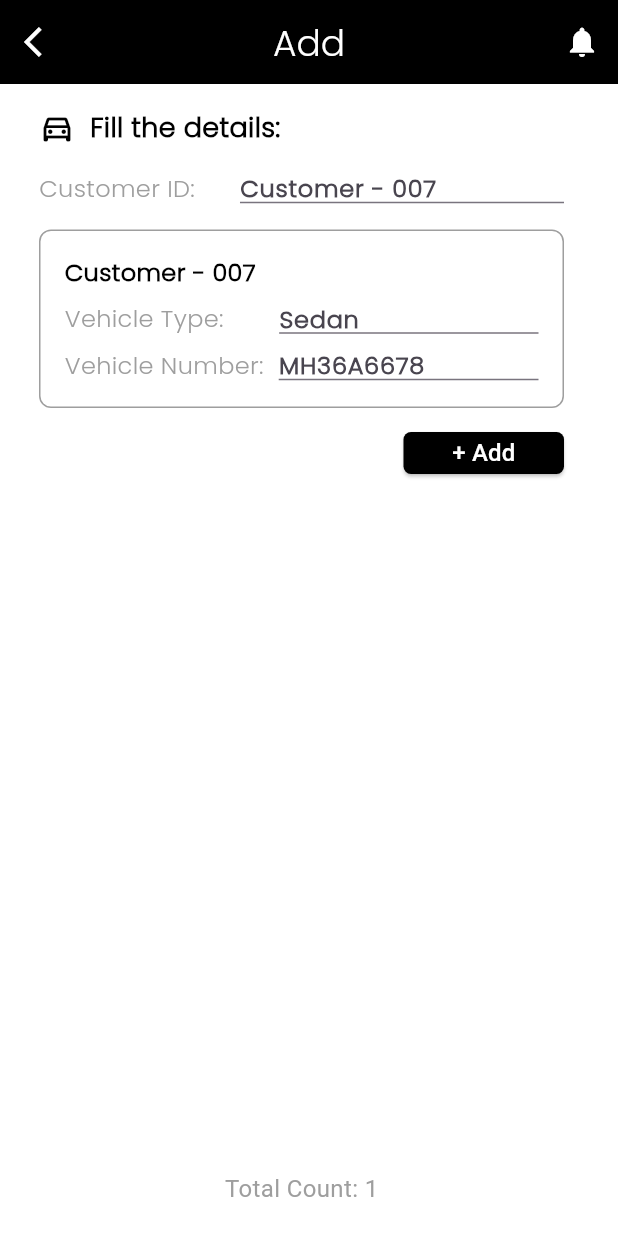
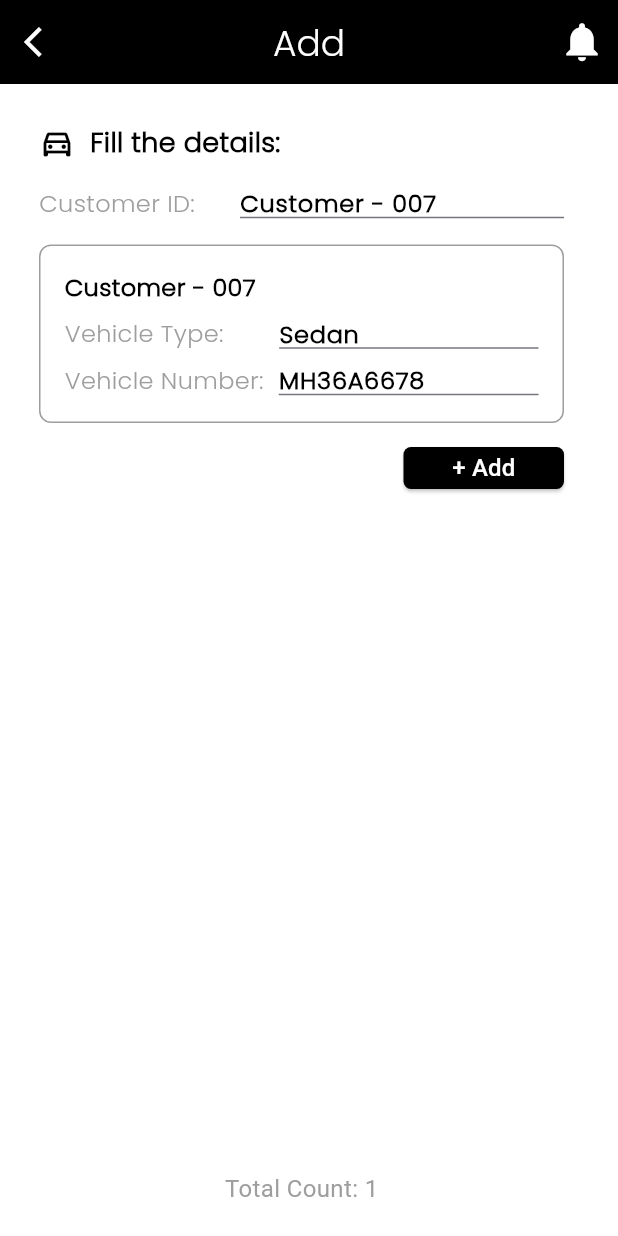
Before and after one commit to HBGadgets/I-park_flutterApp, a Flutter app: the AddCustomerScreen screen opened directly, on a phone screen of 412 x 824 dp. Run offline on Flutter 3.47's test engine with Material 3 defaults, Android fonts, the phone set to English and light mode, and no system bars; our stand-ins replace shared_preferences; accounts and stored records are empty.

Commit message:
integers updated

```diff
--- a/lib/view/constants/constant_colors.dart
+++ b/lib/view/constants/constant_colors.dart
@@ -59,8 +59,17 @@ class ConstantColors {
   static const Color historyDepartureTextColor = Colors.black;
   static const Color defaultLoginColour = Colors.white;
   static const Color defaultDashBoardColour = Colors.white;
-
-
-
+  static const Color addPageScaffoldColor = Colors.white;
+  static const Color arrowBackColor = Colors.white;
+  static const Color detailsTextColor = Colors.black;
+  static const Color customerIDTextColor = Colors.grey;
+  static const Color customerNameTextColor = Colors.black;
+  static const Color customerHintTextColor = Colors.black;
+  static const Color vehicleTypeColorText = Colors.grey;
+  static const Color vehicleNameColorText = Colors.black;
+  static const Color vehicleNumberColorText = Colors.grey;
+  static const Color vehicleNumberColor = Colors.black;
+  static const Color addButtonTTextColor = Colors.white;
+  static const Color totalCountColorText = Colors.grey;
 
 }
--- a/lib/view/constants/constant_integers.dart
+++ b/lib/view/constants/constant_integers.dart
@@ -1,4 +1,3 @@
-import 'package:flutter/cupertino.dart';
 
 class ConstantIntegers {
   static const double loginMarginLeft = 35.0;
@@ -140,14 +139,8 @@ class ConstantIntegers {
   static const double chatCarSize = 24.0;
   static const double messageWhatsAppHeight = 35.0;
   static const double messageWhatsAppWidth = 35.0;
+  static const double addCircleIconSize = 31.0;
+  static const double addColumnPaddingLeft = 26.0;
+  static const double addColumnPaddingRight = 36.0;
+  static const double addColumnPaddingTop = 16.0;
 }
-  static const double addCircleIconSize = 31.0;
-
-
-
-
-
-
-
-
-}
--- a/lib/view/constants/constant_variables.dart
+++ b/lib/view/constants/constant_variables.dart
@@ -63,4 +63,16 @@ class ConstantVariables {
   static const String feedbackContentText =
       "I recently had the pleasure of experiencing Valley Boy, and I have to say, it was an absolute delight! The music is fresh, catchy, and the lyrics are both thoughtful and relatable. Valley Boy has a unique sound that combines laid-back vibes with an edgy twist, creating a perfect balance for a variety of moods.";
   static const String dateFormatText ="dd/MM/yyyy";
+  static const String addText ="Add";
+  static const String fillDetailsText ="Fill the details:";
+  static const String customerIDText ="Customer ID:";
+  static const String customerHintText ="Customer - 007";
+  static const String customerNameText ="Customer - 007";
+  static const String vehicleTypeText ="Vehicle Type:";
+  static const String vehicleTypeHintText ="Sedan";
+  static const String vehicleNumberText ="Vehicle Number:";
+  static const String vehicleNumberHintText ="MH36A6678";
+  static const String addButtonText ="+ Add";
+  static const String totalCountText ="Total Count: 1";
+
 }
--- a/lib/view/ui/add_screen.dart
+++ b/lib/view/ui/add_screen.dart
@@ -1,5 +1,4 @@
 import 'package:flutter/material.dart';
-
 import '../constants/constant_colors.dart';
 import '../constants/constant_integers.dart';
 import '../constants/constant_variables.dart';
@@ -15,17 +14,20 @@ class AddCustomerScreenState extends State<AddCustomerScreen> {
   @override
   Widget build(BuildContext context) {
     return Scaffold(
-      backgroundColor: Colors.white,
+      backgroundColor: ConstantColors.addPageScaffoldColor,
       appBar: AppBar(
         backgroundColor: ConstantColors.appTabBarBackgroundColor,
         leading: IconButton(
-          icon: Icon(Icons.arrow_back_ios, color: Colors.white),
+          icon: Icon(
+            Icons.arrow_back_ios,
+            color: ConstantColors.arrowBackColor,
+          ),
           onPressed: () {
             Navigator.pop(context);
           },
         ),
         title: Text(
-          'Add',
+          ConstantVariables.addText,
           style: TextStyle(
             color: ConstantColors.appBarTitlesColor,
             fontFamily: ConstantVariables.fontFamilyPoppins,
@@ -35,14 +37,21 @@ class AddCustomerScreenState extends State<AddCustomerScreen> {
         centerTitle: true,
         actions: [
           IconButton(
-            icon: Icon(Icons.notifications),
+            icon: Icon(
+              Icons.notifications,
+              size: ConstantIntegers.notificationSize,
+            ),
             onPressed: () {},
             color: ConstantColors.notificationIconColor,
           ),
         ],
       ),
       body: Padding(
-        padding: const EdgeInsets.only(left: 26, right: 36, top: 16),
+        padding: const EdgeInsets.only(
+          left: ConstantIntegers.addColumnPaddingLeft,
+          right: ConstantIntegers.addColumnPaddingRight,
+          top: ConstantIntegers.addColumnPaddingLeft,
+        ),
         child: Column(
           crossAxisAlignment: CrossAxisAlignment.start,
           children: [
@@ -54,11 +63,11 @@ class AddCustomerScreenState extends State<AddCustomerScreen> {
                 ),
                 SizedBox(width: ConstantIntegers.chatIconPadding),
                 Text(
-                  'Fill the details:',
+                  ConstantVariables.fillDetailsText,
                   style: TextStyle(
                     fontSize: 18,
                     fontWeight: FontWeight.bold,
-                    color: Colors.black,
+                    color: ConstantColors.detailsTextColor,
                     fontFamily: ConstantVariables.fontFamilyPoppins,
                   ),
                 ),
@@ -69,10 +78,10 @@ class AddCustomerScreenState extends State<AddCustomerScreen> {
             Row(
               children: [
                 Text(
-                  'Customer ID:',
+                  ConstantVariables.customerIDText,
                   style: TextStyle(
                     fontSize: 16,
-                    color: Colors.grey,
+                    color: ConstantColors.customerIDTextColor,
                     fontFamily: ConstantVariables.fontFamilyPoppins,
                   ),
                 ),
@@ -82,9 +91,10 @@ class AddCustomerScreenState extends State<AddCustomerScreen> {
                     height: 20,
                     child: TextField(
                       decoration: InputDecoration(
-                        hintText: "Customer - 007",
+                        hintText: ConstantVariables.customerHintText,
                         hintStyle: TextStyle(
                           fontSize: 16,
+                          color: ConstantColors.customerHintTextColor,
                           fontFamily: ConstantVariables.fontFamilyPoppins,
                           fontWeight: FontWeight.bold,
                         ),
@@ -106,10 +116,10 @@ class AddCustomerScreenState extends State<AddCustomerScreen> {
                 crossAxisAlignment: CrossAxisAlignment.start,
                 children: [
                   Text(
-                    'Customer - 007',
+                    ConstantVariables.customerNameText,
                     style: TextStyle(
                       fontSize: 16,
-                      color: Colors.black,
+                      color: ConstantColors.customerNameTextColor,
                       fontWeight: FontWeight.bold,
                       fontFamily: ConstantVariables.fontFamilyPoppins,
                     ),
@@ -118,10 +128,10 @@ class AddCustomerScreenState extends State<AddCustomerScreen> {
                   Row(
                     children: [
                       Text(
-                        'Vehicle Type:',
+                        ConstantVariables.vehicleTypeText,
                         style: TextStyle(
                           fontSize: 16,
-                          color: Colors.grey,
+                          color: ConstantColors.vehicleTypeColorText,
                           fontFamily: ConstantVariables.fontFamilyPoppins,
                         ),
                       ),
@@ -131,9 +141,10 @@ class AddCustomerScreenState extends State<AddCustomerScreen> {
                           height: 20,
                           child: TextField(
                             decoration: InputDecoration(
-                              hintText: "Sedan",
+                              hintText: ConstantVariables.vehicleTypeHintText,
                               hintStyle: TextStyle(
                                 fontSize: 16,
+                                color: ConstantColors.vehicleNameColorText,
                                 fontFamily: ConstantVariables.fontFamilyPoppins,
                                 fontWeight: FontWeight.bold,
                               ),
@@ -147,10 +158,10 @@ class AddCustomerScreenState extends State<AddCustomerScreen> {
                   Row(
                     children: [
                       Text(
-                        'Vehicle Number:',
+                        ConstantVariables.vehicleNumberText,
                         style: TextStyle(
                           fontSize: 16,
-                          color: Colors.grey,
+                          color: ConstantColors.vehicleNumberColorText,
                           fontFamily: ConstantVariables.fontFamilyPoppins,
                         ),
                       ),
@@ -160,9 +171,10 @@ class AddCustomerScreenState extends State<AddCustomerScreen> {
                           height: 20,
                           child: TextField(
                             decoration: InputDecoration(
-                              hintText: "MH36A6678",
+                              hintText: ConstantVariables.vehicleNumberHintText,
                               hintStyle: TextStyle(
                                 fontSize: 16,
+                                color: ConstantColors.vehicleNumberColor,
                                 fontFamily: ConstantVariables.fontFamilyPoppins,
                                 fontWeight: FontWeight.bold,
                               ),
@@ -187,14 +199,15 @@ class AddCustomerScreenState extends State<AddCustomerScreen> {
                     style: ElevatedButton.styleFrom(
                       backgroundColor: Colors.black,
                       shape: RoundedRectangleBorder(
-                        borderRadius: BorderRadius.circular(
-                          5,
-                        ), // Set your desired radius
+                        borderRadius: BorderRadius.circular(5),
                       ),
                     ),
                     child: Text(
-                      '+ Add',
-                      style: TextStyle(color: Colors.white, fontSize: 16),
+                      ConstantVariables.addButtonText,
+                      style: TextStyle(
+                        color: ConstantColors.addButtonTTextColor,
+                        fontSize: 16,
+                      ),
                     ),
                   ),
                 ),
@@ -205,8 +218,11 @@ class AddCustomerScreenState extends State<AddCustomerScreen> {
               mainAxisAlignment: MainAxisAlignment.center,
               children: [
                 Text(
-                  'Total Count: 1',
-                  style: TextStyle(color: Colors.grey, fontSize: 16),
+                  ConstantVariables.totalCountText,
+                  style: TextStyle(
+                    color: ConstantColors.totalCountColorText,
+                    fontSize: 16,
+                  ),
                 ),
               ],
             ),
```
